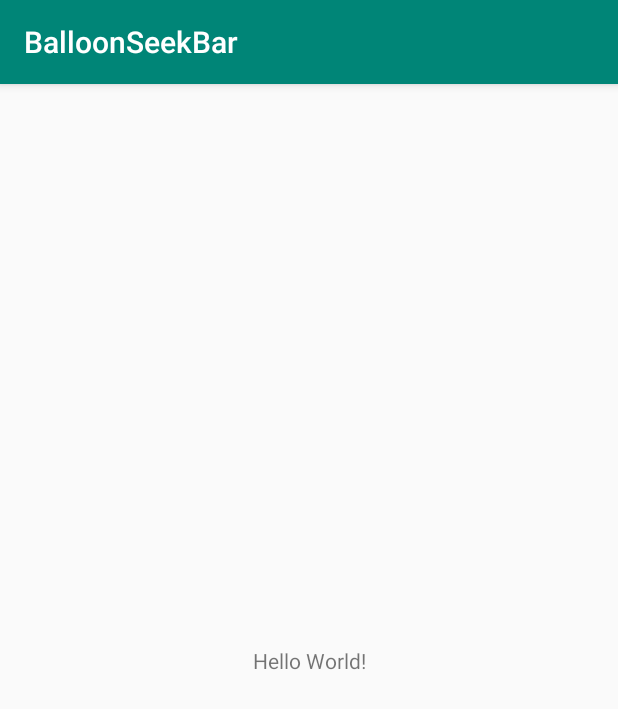
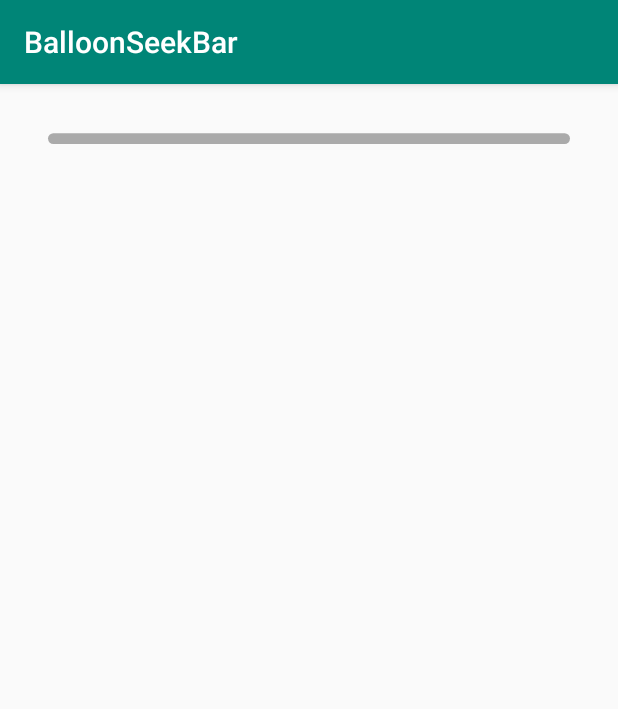
Before and after one commit to aluceps/BalloonSeekBar, an Android app: the screen it shows after launch (MainActivity), on a phone screen of 412 x 824 dp. Shown: the top 709 px of the screen. Run offline under Robolectric (Android 15) with nearby library versions, the phone set to English and light mode, and no system bars; our stand-ins replace data binding.

Commit message:
implement behavior for slide

```diff
--- a/app/src/main/java/me/aluceps/balloonseekbar/BalloonSeekBar.kt
+++ b/app/src/main/java/me/aluceps/balloonseekbar/BalloonSeekBar.kt
@@ -3,7 +3,10 @@ package me.aluceps.balloonseekbar
 import android.content.Context
 import android.graphics.Canvas
 import android.graphics.Color
+import android.graphics.Paint
+import android.graphics.RectF
 import android.util.AttributeSet
+import android.view.MotionEvent
 import android.view.View
 import java.util.*
 
@@ -11,17 +14,16 @@ class BalloonSeekBar @JvmOverloads constructor(
         context: Context?, attrs: AttributeSet? = null, defStyleAttr: Int = 0
 ) : View(context, attrs, defStyleAttr) {
 
-    init {
-        setup(context, attrs, defStyleAttr)
-    }
-
     private var valueMax = DEFAULT_MAX
     private var valueCurrent = DEFAULT_VALUE
     private var colorBackground = DEFAULT_BACKGROUND
     private var colorForeground = DEFAULT_FOREGROUND
     private var backgroundStrokeWidth = DEFAULT_BACKGROUND_STROKE_WIDTH
+    private val foregroundStrokeWidth get() = backgroundStrokeWidth * FOREGROUND_BIAS
+    private val backgroundRadius get() = backgroundStrokeWidth / 2
+    private val foregroundRadius get() = foregroundStrokeWidth / 2
 
-    private fun setup(context: Context?, attrs: AttributeSet?, defStyleAttr: Int) {
+    init {
         context?.obtainStyledAttributes(attrs, R.styleable.BalloonSeekBar, defStyleAttr, 0)?.apply {
             getInt(R.styleable.BalloonSeekBar_balloon_seekbar_max, DEFAULT_MAX).let { valueMax = it }
             getInt(R.styleable.BalloonSeekBar_balloon_seekbar_value, DEFAULT_VALUE).let { valueCurrent = it }
@@ -41,16 +43,105 @@ class BalloonSeekBar @JvmOverloads constructor(
         }
     }
 
+    private val paintBackground by lazy {
+        Paint().apply {
+            isAntiAlias = true
+            color = colorBackground
+            style = Paint.Style.FILL
+            strokeWidth = backgroundStrokeWidth
+        }
+    }
+
+    private val paintForeground by lazy {
+        Paint().apply {
+            isAntiAlias = true
+            color = colorForeground
+            style = Paint.Style.FILL
+            strokeWidth = foregroundStrokeWidth
+        }
+    }
+
+    private val contentSize = BalloonView(0, 0, 0, 0)
+    private val contentDiff = foregroundStrokeWidth - backgroundStrokeWidth
+
+    // 前景よりも背景のほうが細いので縦位置を前景の中心に寄せる
+    private val rectBackground by lazy {
+        contentSize.toFloat().let { v -> RectF(v.left, v.top + contentDiff, v.right, v.top + backgroundStrokeWidth) }
+    }
+
+    // はじめは SeekBar の値はゼロなので右端は開始点に設定する
+    private val rectForeground by lazy {
+        contentSize.toFloat().let { v -> RectF(v.left, v.top, v.left, v.top + foregroundStrokeWidth) }
+    }
+
+    // 初期値はゼロなので View の左端に設定する
+    private var currentX = paddingLeft.toFloat()
+
     override fun onMeasure(widthMeasureSpec: Int, heightMeasureSpec: Int) {
         super.onMeasure(widthMeasureSpec, heightMeasureSpec)
+        contentSize.apply {
+            top = paddingTop
+            left = paddingLeft
+            bottom = measuredHeight - paddingBottom
+            right = measuredWidth - paddingRight
+        }
     }
 
     override fun onDraw(canvas: Canvas?) {
         super.onDraw(canvas)
+        canvas?.let { c ->
+            drawBackgroundStroke(c)
+            drawForegroundStroke(c)
+        }
     }
 
-    override fun onDetachedFromWindow() {
-        super.onDetachedFromWindow()
+    override fun onTouchEvent(event: MotionEvent?): Boolean {
+        when (event?.action) {
+            MotionEvent.ACTION_DOWN -> moveProgress(event.x)
+            MotionEvent.ACTION_MOVE -> moveProgress(event.x)
+            MotionEvent.ACTION_UP -> Unit
+            MotionEvent.ACTION_CANCEL -> Unit
+        }
+        return true
+    }
+
+    private fun drawBackgroundStroke(canvas: Canvas) {
+        canvas.drawRoundRect(rectBackground, backgroundRadius, backgroundRadius, paintBackground)
+    }
+
+    private fun drawForegroundStroke(canvas: Canvas) {
+        rectForeground.apply {
+            right = currentX
+        }.let {
+            canvas.drawRoundRect(it, foregroundRadius, foregroundRadius, paintForeground)
+        }
+    }
+
+    private fun moveProgress(value: Float) {
+        when {
+            // 範囲外
+            contentSize.left > value -> {
+                currentX = contentSize.toFloat().left
+            }
+            contentSize.right < value -> {
+                currentX = contentSize.toFloat().right
+            }
+            // 範囲内
+            contentSize.left <= value && contentSize.right >= value -> {
+                currentX = value
+            }
+        }
+    }
+
+    data class BalloonView(var top: Int, var left: Int, var bottom: Int, var right: Int) {
+        val width = right - left
+        val height = bottom - top
+        fun toFloat() = BalloonViewF(top.toFloat(), left.toFloat(), bottom.toFloat(), right.toFloat())
+    }
+
+    data class BalloonViewF(var top: Float, var left: Float, var bottom: Float, var right: Float) {
+        val width = right - left
+        val height = bottom - top
     }
 
     companion object {
@@ -59,5 +150,6 @@ class BalloonSeekBar @JvmOverloads constructor(
         private const val DEFAULT_BACKGROUND = Color.GRAY
         private const val DEFAULT_FOREGROUND = Color.GREEN
         private const val DEFAULT_BACKGROUND_STROKE_WIDTH = 0f
+        private const val FOREGROUND_BIAS = 1.1f
     }
 }
--- a/app/src/main/res/layout/activity_main.xml
+++ b/app/src/main/res/layout/activity_main.xml
@@ -7,18 +7,22 @@
     <androidx.constraintlayout.widget.ConstraintLayout
         android:layout_width="match_parent"
         android:layout_height="match_parent"
+        android:padding="16dp"
         tools:context=".MainActivity"
         >
 
-        <TextView
-            android:layout_width="wrap_content"
+        <me.aluceps.balloonseekbar.BalloonSeekBar
+            android:id="@+id/seek_bar"
+            android:layout_width="0dp"
             android:layout_height="wrap_content"
-            android:text="Hello World!"
-            app:layout_constraintBottom_toBottomOf="parent"
-            app:layout_constraintLeft_toLeftOf="parent"
-            app:layout_constraintRight_toRightOf="parent"
+            android:padding="16dp"
+            app:balloon_seekbar_background="#aaa"
+            app:balloon_seekbar_foreground="#0f0"
+            app:balloon_seekbar_max="100"
+            app:balloon_seekbar_stroke_width="8dp"
+            app:layout_constraintEnd_toEndOf="parent"
+            app:layout_constraintStart_toStartOf="parent"
             app:layout_constraintTop_toTopOf="parent"
             />
-
     </androidx.constraintlayout.widget.ConstraintLayout>
 </layout>
```
